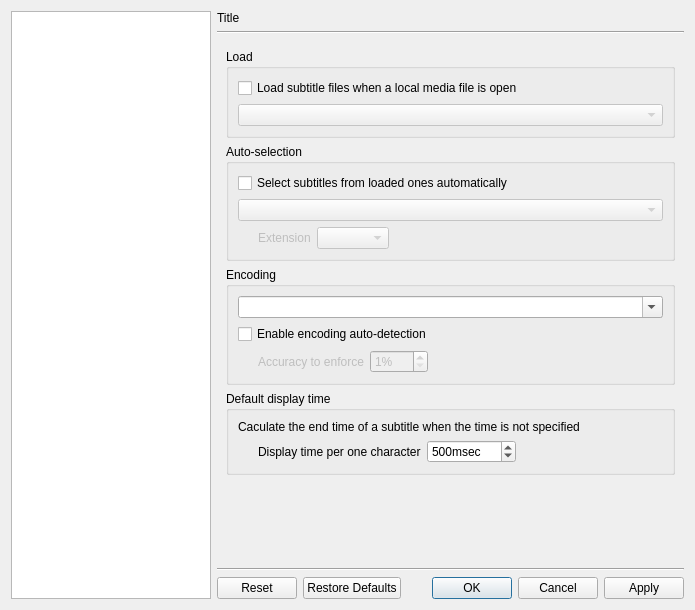
bylee20/bomi, file src/cmplayer/ui/prefdialog.ui: the form before one commit.
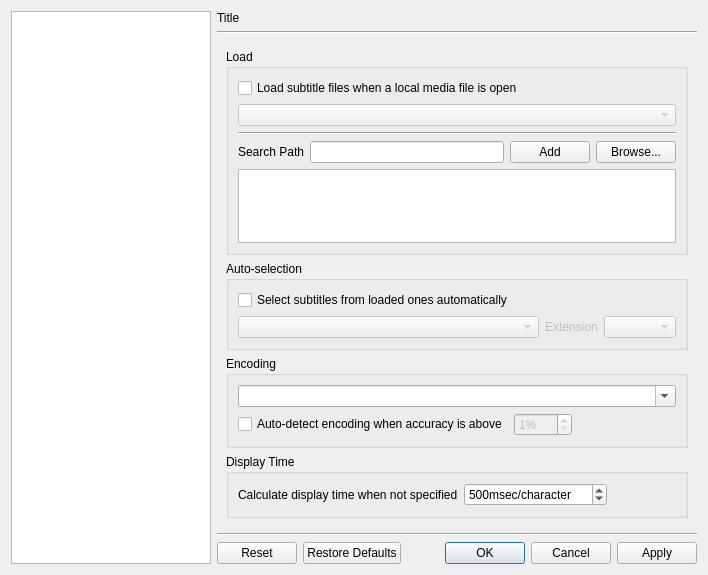
The form after the commit. The open tabs and pages were chosen to show the change. Icons and pictures are not drawn. Custom widgets are drawn as their Qt base class.

Commit message: * New: additional subtitle search path

Diff of the .ui file:
```diff
--- a/src/cmplayer/ui/prefdialog.ui
+++ b/src/cmplayer/ui/prefdialog.ui
@@ -6,8 +6,8 @@
    <rect>
     <x>0</x>
     <y>0</y>
-    <width>695</width>
-    <height>610</height>
+    <width>708</width>
+    <height>575</height>
    </rect>
   </property>
   <property name="styleSheet">
@@ -688,6 +688,44 @@
               </property>
              </widget>
             </item>
+            <item>
+             <widget class="Line" name="line_2">
+              <property name="orientation">
+               <enum>Qt::Horizontal</enum>
+              </property>
+             </widget>
+            </item>
+            <item>
+             <layout class="QHBoxLayout" name="horizontalLayout_30">
+              <item>
+               <widget class="QLabel" name="label_4">
+                <property name="text">
+                 <string>Search Path</string>
+                </property>
+               </widget>
+              </item>
+              <item>
+               <widget class="QLineEdit" name="sub_search_path_edit"/>
+              </item>
+              <item>
+               <widget class="QPushButton" name="sub_search_path_add">
+                <property name="text">
+                 <string>Add</string>
+                </property>
+               </widget>
+              </item>
+              <item>
+               <widget class="QPushButton" name="sub_search_path_browse">
+                <property name="text">
+                 <string>Browse...</string>
+                </property>
+               </widget>
+              </item>
+             </layout>
+            </item>
+            <item>
+             <widget class="QListView" name="sub_search_paths"/>
+            </item>
            </layout>
           </widget>
          </item>
@@ -705,10 +743,18 @@
              </widget>
             </item>
             <item>
+             <layout class="QHBoxLayout" name="horizontalLayout_4">
+              <item>
              <widget class="SubtitleAutoselectComboBox" name="sub_autoselect">
               <property name="enabled">
                <bool>false</bool>
               </property>
+                <property name="sizePolicy">
+                 <sizepolicy hsizetype="Expanding" vsizetype="Fixed">
+                  <horstretch>0</horstretch>
+                  <verstretch>0</verstretch>
+                 </sizepolicy>
+                </property>
               <property name="toolTip">
                <string>Select next subtitles in automatically loaded subtitles.</string>
               </property>
@@ -718,24 +764,13 @@
              </widget>
             </item>
             <item>
-             <layout class="QHBoxLayout" name="horizontalLayout_4">
-              <item>
                <widget class="QLabel" name="sub_ext_label">
                 <property name="enabled">
                  <bool>false</bool>
                 </property>
-                <property name="sizePolicy">
-                 <sizepolicy hsizetype="Preferred" vsizetype="Preferred">
-                  <horstretch>0</horstretch>
-                  <verstretch>0</verstretch>
-                 </sizepolicy>
-                </property>
                 <property name="text">
                  <string>Extension</string>
                 </property>
-                <property name="indent">
-                 <number>20</number>
-                </property>
                </widget>
               </item>
               <item>
@@ -751,19 +786,6 @@
                 </property>
                </widget>
               </item>
-              <item>
-               <spacer name="horizontalSpacer_9">
-                <property name="orientation">
-                 <enum>Qt::Horizontal</enum>
-                </property>
-                <property name="sizeHint" stdset="0">
-                 <size>
-                  <width>40</width>
-                  <height>20</height>
-                 </size>
-                </property>
-               </spacer>
-              </item>
              </layout>
             </item>
            </layout>
@@ -788,25 +810,12 @@
               </property>
              </widget>
             </item>
-            <item>
-             <widget class="QCheckBox" name="sub_enc_autodetection">
-              <property name="text">
-               <string>Enable encoding auto-detection</string>
-              </property>
-             </widget>
-            </item>
             <item>
              <layout class="QHBoxLayout" name="horizontalLayout_5">
               <item>
-               <widget class="QLabel" name="label_4">
-                <property name="enabled">
-                 <bool>false</bool>
-                </property>
+               <widget class="QCheckBox" name="sub_enc_autodetection">
                 <property name="text">
-                 <string>Accuracy to enforce</string>
-                </property>
-                <property name="indent">
-                 <number>20</number>
+                 <string>Auto-detect encoding when accuracy is above</string>
                 </property>
                </widget>
               </item>
@@ -850,25 +859,13 @@
          <item>
           <widget class="QGroupBox" name="groupBox_13">
            <property name="title">
-            <string>Default display time</string>
+            <string>Display Time</string>
            </property>
-           <layout class="QVBoxLayout" name="verticalLayout_14">
-            <item>
-             <widget class="QLabel" name="aLabel_6">
-              <property name="text">
-               <string>Caculate the end time of a subtitle when the time is not specified</string>
-              </property>
-             </widget>
-            </item>
-            <item>
              <layout class="QHBoxLayout" name="horizontalLayout_11">
               <item>
-               <widget class="QLabel" name="label_25">
+             <widget class="QLabel" name="aLabel_6">
                 <property name="text">
-                 <string>Display time per one character</string>
-                </property>
-                <property name="indent">
-                 <number>20</number>
+               <string>Calculate display time when not specified</string>
                 </property>
                </widget>
               </item>
@@ -881,7 +878,7 @@
                  <bool>true</bool>
                 </property>
                 <property name="suffix">
-                 <string>msec</string>
+               <string>msec/character</string>
                 </property>
                 <property name="minimum">
                  <number>1</number>
@@ -904,30 +901,15 @@
                 </property>
                 <property name="sizeHint" stdset="0">
                  <size>
-                  <width>40</width>
+                <width>5</width>
                   <height>20</height>
                  </size>
                 </property>
                </spacer>
               </item>
              </layout>
-            </item>
-           </layout>
           </widget>
          </item>
-         <item>
-          <spacer name="verticalSpacer_3">
-           <property name="orientation">
-            <enum>Qt::Vertical</enum>
-           </property>
-           <property name="sizeHint" stdset="0">
-            <size>
-             <width>20</width>
-             <height>59</height>
-            </size>
-           </property>
-          </spacer>
-         </item>
         </layout>
        </widget>
        <widget class="QWidget" name="video_filter">
```
Left out of the diff: 98 changed lines with no effect on the pictures. Lines whose indentation alone changed are shown as unchanged. The commit also changes 15 other files.
